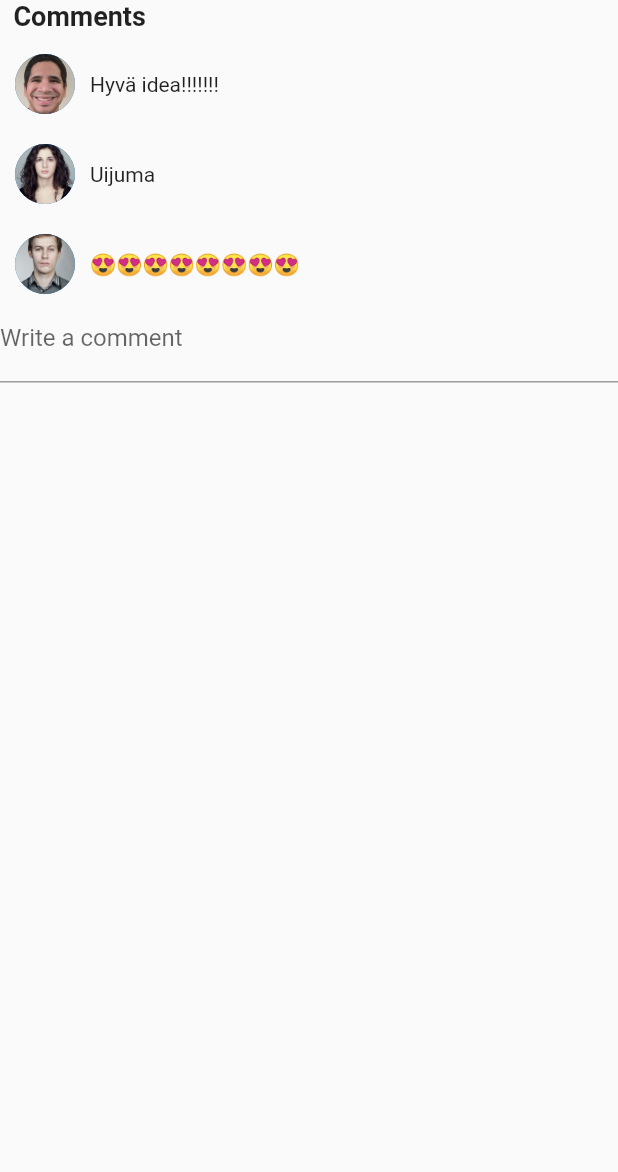
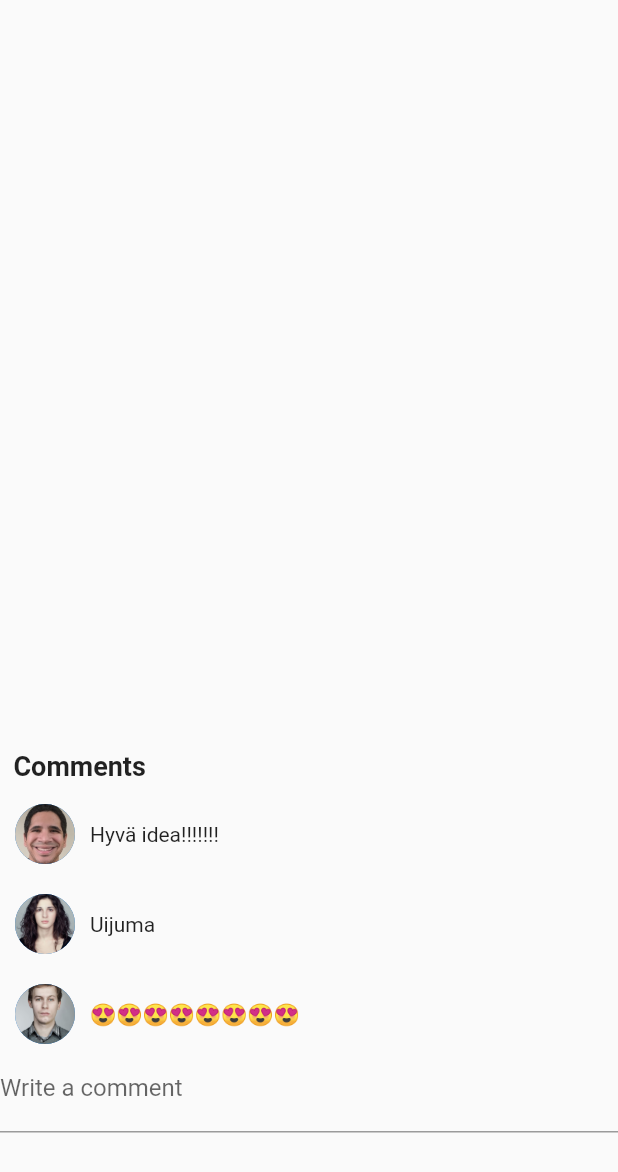
Before and after one commit to tuoku/IdeaBarrel, a Flutter app: the IdeaDetailsScreen widget shown alone on an empty page, opened directly with empty values, on a phone screen of 412 x 824 dp. Shown: the top 1172 px of the screen. Run offline on Flutter 3.47's test engine with Material 2 defaults, Android fonts, the phone set to English and light mode, and no system bars; our stand-ins replace confetti, flutter_dotenv, hex, image_picker, page_view_indicators, show_up_animation and 1 more; missing offline and left inert: azblob.

Commit message:
details screen WIP

```diff
--- a/lib/ui/screens/idea_details_screen.dart
+++ b/lib/ui/screens/idea_details_screen.dart
@@ -1,11 +1,11 @@
 import 'package:flutter/material.dart';
 
 class IdeaDetailsScreen extends StatefulWidget {
-  const IdeaDetailsScreen({Key? key, required this.child, required this.index})
+  const IdeaDetailsScreen({Key? key, required this.pageView, required this.pageViewTag})
       : super(key: key);
 
-  final int index;
-  final Widget child;
+  final String pageViewTag;
+  final Widget pageView;
   @override
   State<IdeaDetailsScreen> createState() => _IdeaDetailsScreenState();
 }
@@ -15,10 +15,8 @@ class _IdeaDetailsScreenState extends State<IdeaDetailsScreen> {
   Widget build(BuildContext context) {
     return Material(
         child: ListView(children: [
-      Hero(
-        tag: widget.index,
-        child: widget.child,
-      ),
+          Container(height: 500,child:widget.pageView ,)
+      ,
       const Text(
         "  Comments",
         style: TextStyle(fontSize: 18, fontWeight: FontWeight.bold),
```
Also changed, not shown: lib/ui/screens/swipe_screen.dart (+23 -22 lines).
